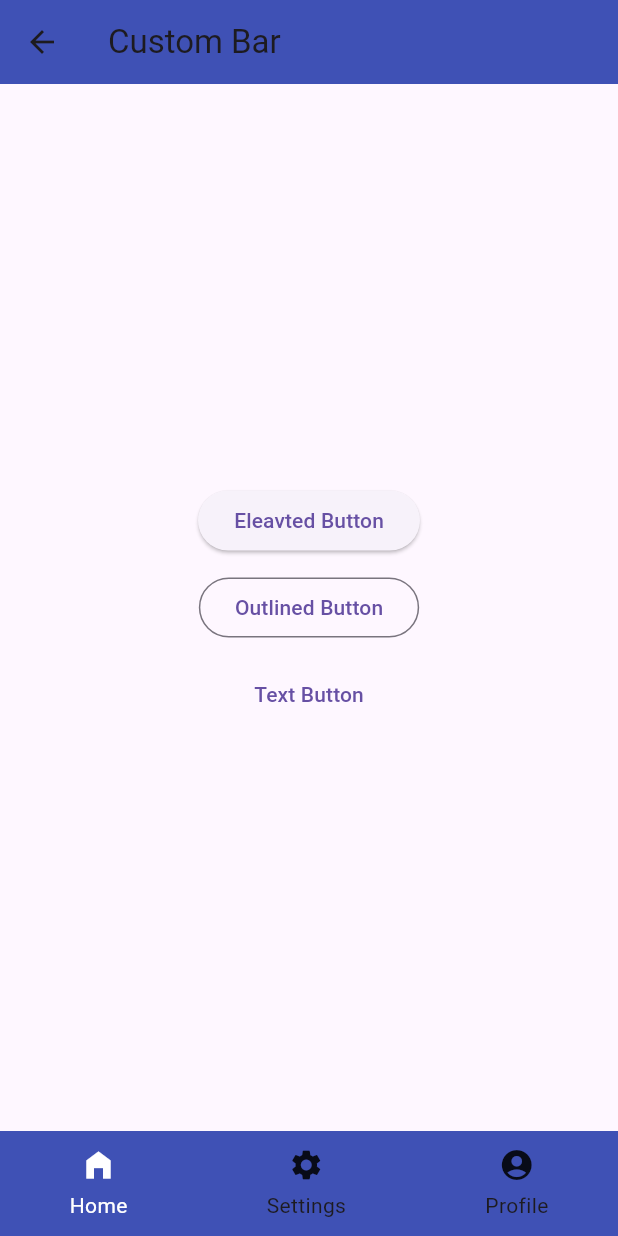
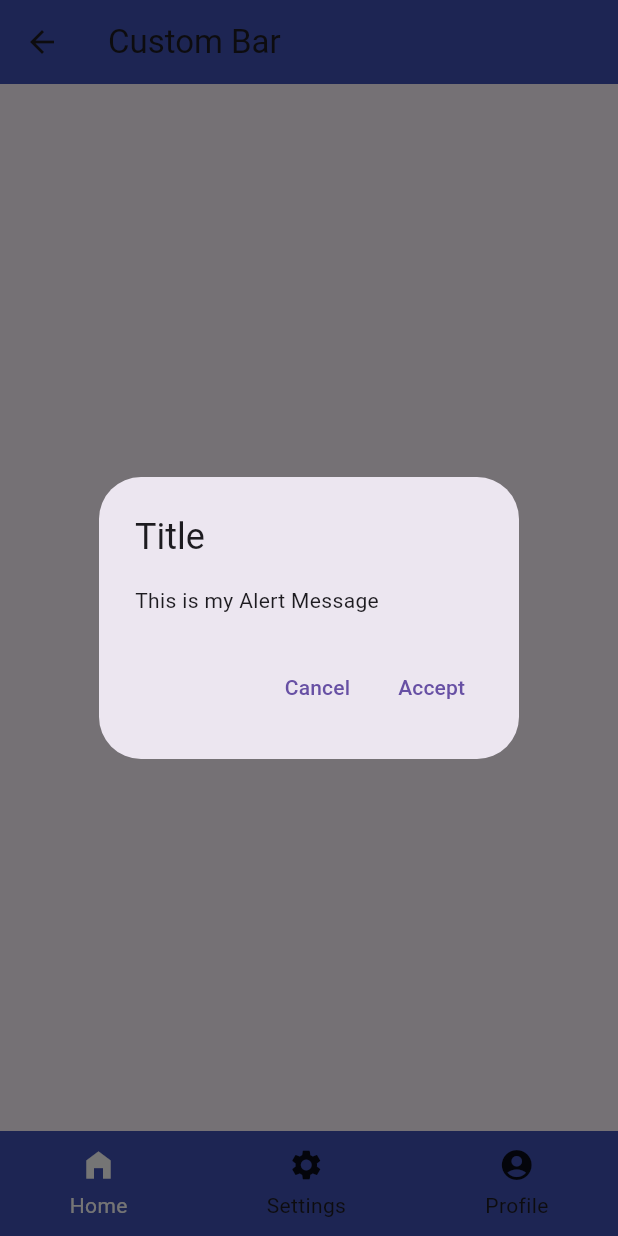
Before and after one commit to rajat-cr/flutter_batch_45days_2026, a Flutter app: the CustomBotttomBar screen opened directly, after a tap on "Text Button", on a phone screen of 412 x 824 dp. Run offline on Flutter 3.47's test engine with Material 3 defaults, Android fonts, the phone set to English and light mode, and no system bars; our stand-ins replace fluttertoast.

Commit message:
check description
Toast
Snack bar
Alert Dialog

```diff
--- a/lib/home_screen_2.dart
+++ b/lib/home_screen_2.dart
@@ -1,6 +1,5 @@
 import 'package:flutter/material.dart';
 import 'package:fluttertoast/fluttertoast.dart';
-
 
 class HomeScreen2 extends StatefulWidget {
   const HomeScreen2({super.key});
@@ -21,23 +20,50 @@ class _HomeScreen2State extends State<HomeScreen2> {
         children: [
           ElevatedButton(
             onPressed: () {
-              // Fluttertoast.showToast(
-              //   msg: "This is Alert Message!",
-              //   toastLength: Toast.LENGTH_SHORT,
-              // );
+              Fluttertoast.showToast(msg: "This my Alert Message!");
+
               print("My name is :Coder Roots");
             },
             child: Text("Eleavted Button"),
           ),
 
           SizedBox(height: 10),
-          OutlinedButton(onPressed: () {}, child: Text("Outlined Button")),
+          OutlinedButton(
+            onPressed: () {
+              ScaffoldMessenger.of(
+                context,
+              ).showSnackBar(SnackBar(content: Text("This is my Snackbar")));
+            },
+            child: Text("Outlined Button"),
+          ),
 
           SizedBox(height: 10),
 
-          TextButton(onPressed: () {}, child: Text("Text Button")),
+          TextButton(
+            onPressed: () {
+              showAlertDailog(context);
+            },
+            child: Text("Text Button"),
+          ),
         ],
       ),
     );
   }
 }
+
+void showAlertDailog(BuildContext context) {
+  showDialog(
+    context: context,
+    builder: (BuildContext context) {
+      return AlertDialog(
+        title: Text("Title"),
+
+        content: Text("This is my Alert Message"),
+        actions: [
+          TextButton(onPressed: () {}, child: Text("Cancel")),
+          TextButton(onPressed: () {}, child: Text("Accept")),
+        ],
+      );
+    },
+  );
+}
```
